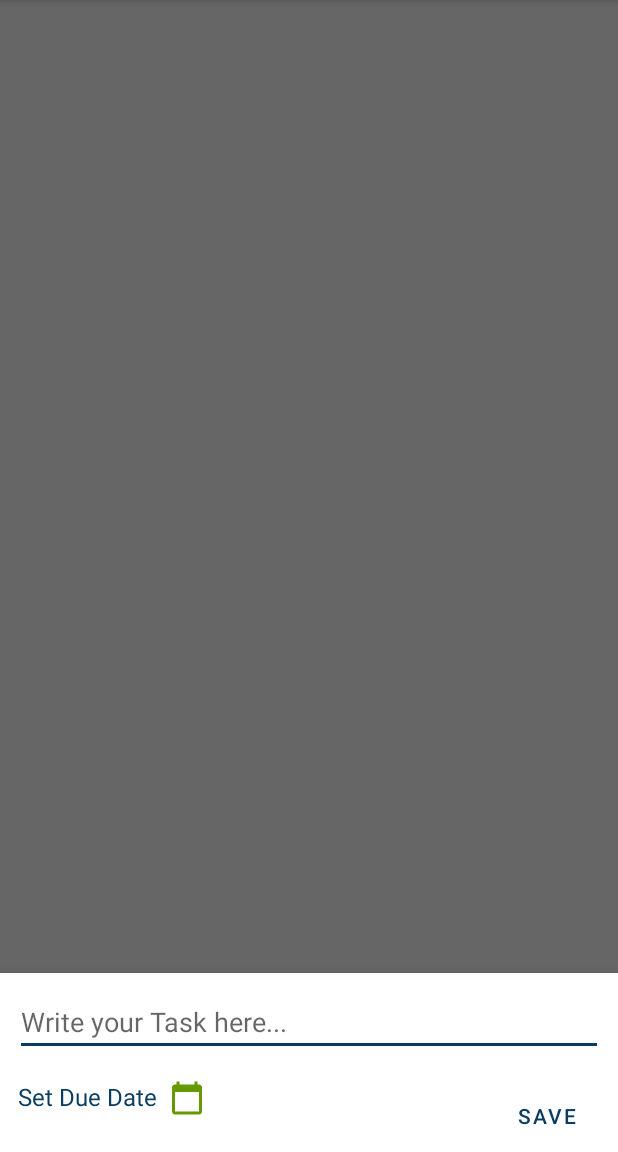
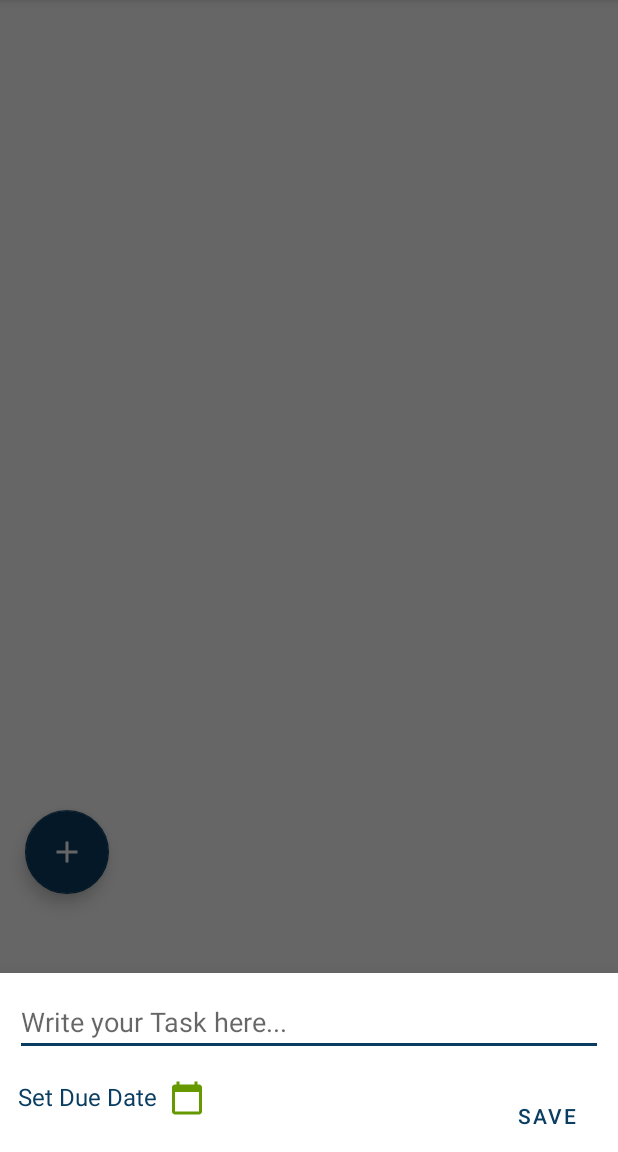
Before and after one commit to ala-kad/TO-DO-List-App, an Android app: the MainActivity screen opened directly, with no data from a screen before it, after a tap on an icon or button, on a phone screen of 412 x 824 dp, the part 84-1236 px from its top. Run offline under Robolectric (Android 15) with nearby library versions, the phone set to English and light mode, and no system bars; our stand-ins replace Firebase (no records; nobody signed in at launch, a user with empty details on screens opened directly); libraries missing offline, so code that uses them is left out: it.xabaras.android.

Commit message:
Fixing Design + Logout Using fireBaseAuth

```diff
--- a/app/src/main/java/com/example/miniproject/MainActivity.java
+++ b/app/src/main/java/com/example/miniproject/MainActivity.java
@@ -7,12 +7,15 @@ import androidx.recyclerview.widget.LinearLayoutManager;
 import androidx.recyclerview.widget.RecyclerView;
 
 import android.content.DialogInterface;
+import android.content.Intent;
 import android.os.Bundle;
 import android.view.View;
+import android.widget.Button;
 
 import com.example.miniproject.Adapter.ToDoAdapter;
 import com.example.miniproject.Model.ToDoModel;
 import com.google.android.material.floatingactionbutton.FloatingActionButton;
+import com.google.firebase.auth.FirebaseAuth;
 import com.google.firebase.firestore.DocumentChange;
 import com.google.firebase.firestore.EventListener;
 import com.google.firebase.firestore.FirebaseFirestore;
@@ -36,24 +39,44 @@ public class MainActivity extends AppCompatActivity implements OnDialogCloseList
     private List<ToDoModel> toDoModelList;
     private  Query query;
     private ListenerRegistration listenerRegistration;
+    private Button logoutBtn;
+    private FirebaseAuth firebaseAuth;
 
     @Override
     protected void onCreate(Bundle savedInstanceState) {
         super.onCreate(savedInstanceState);
         setContentView(R.layout.activity_main);
-
+        //Binding activity views to class attributes
         recyclerView = findViewById(R.id.recyclerView);
         Fabtn = findViewById(R.id.floatingActionButton);
         firestore = FirebaseFirestore.getInstance();
+        logoutBtn = findViewById(R.id.logoutBtn);
+        firebaseAuth = FirebaseAuth.getInstance();
+
+        //Logout Business Logic
+        logoutBtn.setOnClickListener(new View.OnClickListener() {
+            @Override
+            public void onClick(View view) {
+                firebaseAuth.signOut();
+                //Navigating user to Login Activity after SigningOut
+                startActivity(new Intent(MainActivity.this, LoginActivty.class));
+                finish();
+            }
+        });
+
+        //setting fixed size to recycler view
         recyclerView.setHasFixedSize(true);
         recyclerView.setLayoutManager(new LinearLayoutManager(MainActivity.this));
 
+        //Add new task button click
         Fabtn.setOnClickListener(new View.OnClickListener() {
             @Override
             public void onClick(View view) {
                 AddNewTask.newInstance().show(getSupportFragmentManager(), AddNewTask.TAG);
             }
         });
+
+        //Adapting recycler view
         toDoModelList = new ArrayList<>();
         adapter = new ToDoAdapter(MainActivity.this, toDoModelList);
 
@@ -63,6 +86,7 @@ public class MainActivity extends AppCompatActivity implements OnDialogCloseList
         recyclerView.setAdapter(adapter);
     }
 
+    //Getting all tasks and rendering them
     private void showData(){
        query = firestore.collection("task").orderBy("time", Query.Direction.DESCENDING);
        listenerRegistration = query.addSnapshotListener(new EventListener<QuerySnapshot>() {
@@ -83,6 +107,7 @@ public class MainActivity extends AppCompatActivity implements OnDialogCloseList
         });
     }
 
+    //clearing the taskList after closing the model
     @Override
     public void onDialogCLose(DialogInterface dialogInterface) {
         toDoModelList.clear();
--- a/app/src/main/res/layout/activity_main.xml
+++ b/app/src/main/res/layout/activity_main.xml
@@ -20,12 +20,26 @@
         android:id="@+id/floatingActionButton"
         android:layout_width="wrap_content"
         android:layout_height="wrap_content"
-        android:layout_marginEnd="24dp"
-        android:layout_marginBottom="24dp"
+        android:layout_marginEnd="28dp"
+        android:layout_marginBottom="172dp"
         android:clickable="true"
         app:backgroundTint="@color/green_blue"
-        app:tint="@color/white"
         app:layout_constraintBottom_toBottomOf="parent"
         app:layout_constraintEnd_toEndOf="parent"
-        app:srcCompat="@drawable/baseline_add_24" />
+        app:srcCompat="@drawable/baseline_add_24"
+        app:tint="@color/white" />
+
+    <Button
+        android:id="@+id/logoutBtn"
+        android:layout_width="wrap_content"
+        android:layout_height="wrap_content"
+        android:layout_marginStart="4dp"
+        android:layout_marginEnd="4dp"
+        android:layout_marginBottom="32dp"
+        android:text="Logout"
+        app:backgroundTint="@color/green_blue"
+        app:layout_constraintBottom_toBottomOf="parent"
+        app:layout_constraintEnd_toEndOf="parent"
+        app:layout_constraintHorizontal_bias="0.5"
+        app:layout_constraintStart_toStartOf="parent" />
 </androidx.constraintlayout.widget.ConstraintLayout>
```
